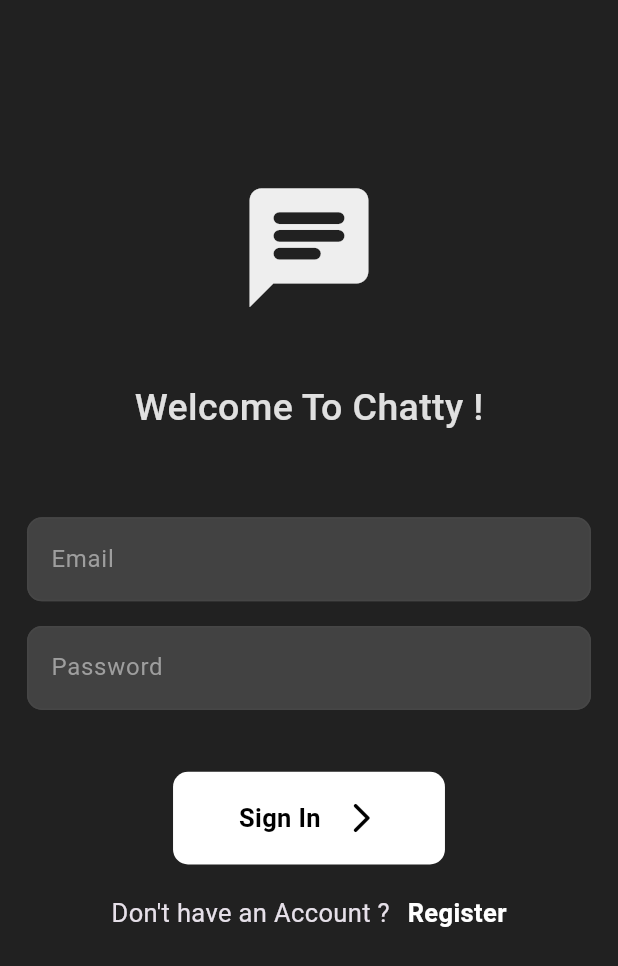
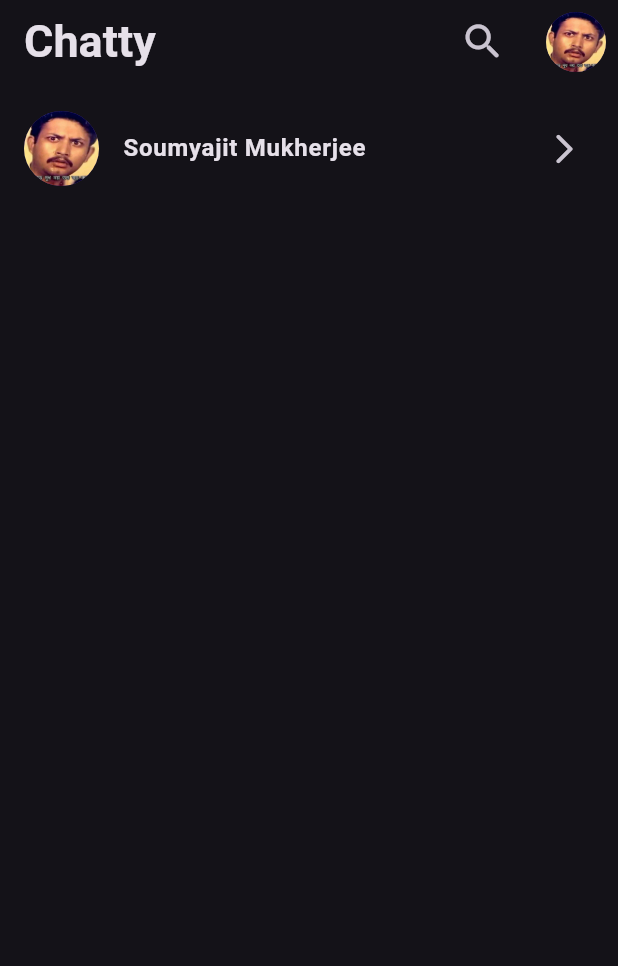
Before and after one commit to Sm69mu/Chatty, a Flutter app: the screen it shows after launch, after a tap on "Sign In", on a phone screen of 412 x 824 dp. Shown: the top 966 px of the screen. Run offline on Flutter 3.47's test engine with Material 2 defaults, Android fonts, the phone set to English and light mode, and no system bars; our stand-ins replace firebase_core; accounts and stored records are empty.

Commit message:
refined the ui

```diff
--- /dev/null
+++ b/lib/constants/const_exports.dart
@@ -0,0 +1 @@
+export '../constants/images.dart';
--- /dev/null
+++ b/lib/constants/images.dart
@@ -0,0 +1 @@
+const improfile = 'assets/images/profile.jpg';
--- a/lib/main.dart
+++ b/lib/main.dart
@@ -8,7 +8,6 @@
 class MyApp extends StatelessWidget {
   const MyApp({super.key});
 
-  // This widget is the root of your application.
   @override
   Widget build(BuildContext context) {
     return MaterialApp(
--- /dev/null
+++ b/lib/screens/home_screen.dart
@@ -0,0 +1,50 @@
+import 'package:chatty/constants/images.dart';
+import 'package:chatty/screens/profile_screen.dart';
+import 'package:chatty/widgets/chat_tile.dart';
+import 'package:flutter/material.dart';
+
+class HomeScreen extends StatelessWidget {
+  const HomeScreen({Key? key}) : super(key: key);
+
+  @override
+  Widget build(BuildContext context) {
+    return Scaffold(
+      backgroundColor: Colors.grey[120],
+      appBar: AppBar(
+        automaticallyImplyLeading: false,
+        title: const Text(
+          'Chatty',
+          style: TextStyle(fontWeight: FontWeight.bold, fontSize: 30),
+        ),
+        actions: [
+          IconButton(
+              onPressed: () {},
+              icon: const Icon(
+                Icons.search_rounded,
+                size: 31,
+              )),
+          const SizedBox(
+            width: 10,
+          ),
+          IconButton(
+              onPressed: () {
+                Navigator.push(
+                  context,
+                  MaterialPageRoute(
+                      builder: (context) => const ProfileScreen()),
+                );
+              },
+              icon: const CircleAvatar(
+                foregroundImage: AssetImage(improfile),
+              ))
+        ],
+      ),
+      body: const Column(children: [
+        SizedBox(
+          height: 15,
+        ),
+        ChatTile(),
+      ]),
+    );
+  }
+}
--- a/lib/screens/login_screen.dart
+++ b/lib/screens/login_screen.dart
@@ -1,3 +1,4 @@
+import 'package:chatty/screens/home_screen.dart';
 import 'package:chatty/screens/register_screen.dart';
 import 'package:chatty/widgets/custom_button.dart';
 import 'package:chatty/widgets/text_feild_widget.dart';
@@ -15,12 +16,10 @@
     double deviceWidth = MediaQuery.of(context).size.width;
 
     //sign in method
-    void signIn(){
-
-    }
+    //void signIn() {}
 
     return Scaffold(
-      backgroundColor: Colors.grey[900],
+      backgroundColor: Colors.grey[120],
       body: SafeArea(
         child: SingleChildScrollView(
           scrollDirection: Axis.vertical,
@@ -77,14 +76,20 @@
                   ),
 
                   //signin button
-                  customSignInbutton(context, title: "Sign In", onPress: signIn),
+                  customButton(context, title: "Sign In", onPress: () {
+                    Navigator.push(
+                      context,
+                      MaterialPageRoute(
+                          builder: (context) => const HomeScreen()),
+                    );
+                  }),
                   //not a user register now
 
                   SizedBox(
                     height: deviceHeight / 40,
                   ),
 
-                  GestureDetector(
+                  InkWell(
                     onTap: () {
                       Navigator.push(
                         context,
--- a/lib/screens/register_screen.dart
+++ b/lib/screens/register_screen.dart
@@ -14,11 +14,8 @@
     double deviceHeight = MediaQuery.of(context).size.height;
     double deviceWidth = MediaQuery.of(context).size.width;
 
-
     //signup method
-    void signUp(){
-
-    }
+    void signUp() {}
 
     return Scaffold(
       backgroundColor: Colors.grey[120],
@@ -87,7 +84,7 @@
                   ),
 
                   //signup button
-                  customSignInbutton(context, title: "Sign Up", onPress: signUp),
+                  customButton(context, title: "Sign Up", onPress: signUp),
                   //already have an ac
 
                   SizedBox(
--- /dev/null
+++ b/lib/widgets/chat_tile.dart
@@ -0,0 +1,32 @@
+import 'package:chatty/constants/const_exports.dart';
+import 'package:chatty/screens/chat_screen.dart';
+import 'package:flutter/material.dart';
+
+class ChatTile extends StatelessWidget {
+  const ChatTile({Key? key}) : super(key: key);
+
+  @override
+  Widget build(BuildContext context) {
+    return InkWell(
+      borderRadius: BorderRadius.circular(14),
+      onTap: () {
+        Navigator.push(
+          context,
+          MaterialPageRoute(builder: (context) => const ChatScreen()),
+        );
+      },
+      child: const ListTile(
+        selectedColor: Colors.grey,
+        trailing: Icon(Icons.arrow_forward_ios_rounded),
+        title: Text(
+          'Soumyajit Mukherjee',
+          style: TextStyle(fontWeight: FontWeight.bold),
+        ),
+        leading: CircleAvatar(
+          foregroundImage: AssetImage(improfile),
+          radius: 25,
+        ),
+      ),
+    );
+  }
+}
--- a/lib/widgets/custom_button.dart
+++ b/lib/widgets/custom_button.dart
@@ -1,13 +1,12 @@
 import 'package:flutter/material.dart';
 
-Widget customSignInbutton(BuildContext context, {String? title,onPress}) {
+Widget customButton(BuildContext context, {String? title, onPress}) {
   double deviceWidth = MediaQuery.of(context).size.width;
   double deviceHeight = MediaQuery.of(context).size.height;
   return GestureDetector(
     onTap: onPress,
     child: Container(
-
-      height: deviceHeight * 0.075,
+      height: deviceHeight * 0.065,
       width: deviceWidth * 0.44,
       decoration: BoxDecoration(
         color: Colors.white,
@@ -29,7 +28,6 @@
             color: Colors.black,
           )
         ],
-
       ),
     ),
   );
--- a/lib/widgets/text_feild_widget.dart
+++ b/lib/widgets/text_feild_widget.dart
@@ -4,16 +4,17 @@
   final TextEditingController controller;
   final String hintText;
   final bool obscureText;
-  const TextFeildWidget(
-      {Key? key,
-      required this.controller,
-      required this.hintText,
-      required this.obscureText})
-      : super(key: key);
+  const TextFeildWidget({
+    Key? key,
+    required this.controller,
+    required this.hintText,
+    required this.obscureText,
+  }) : super(key: key);
 
   @override
   Widget build(BuildContext context) {
     return TextField(
+
       controller: controller,
       obscureText: obscureText,
       decoration: InputDecoration(
```
Also changed, not shown: lib/screens/chat_screen.dart (added, +66 -0 lines), lib/screens/profile_edit_screen.dart (added, +130 -0 lines), lib/screens/profile_screen.dart (added, +158 -0 lines), lib/widgets/chat_popup_menu.dart (added, +10 -0 lines), lib/widgets/chat_text_field.dart (added, +17 -0 lines), lib/widgets/normal_button.dart (added, +23 -0 lines), pubspec.yaml (+6 -6 lines), assets/images/profile.jpg (added), lib/services/auth_methods.dart (added), pubspec.lock.
